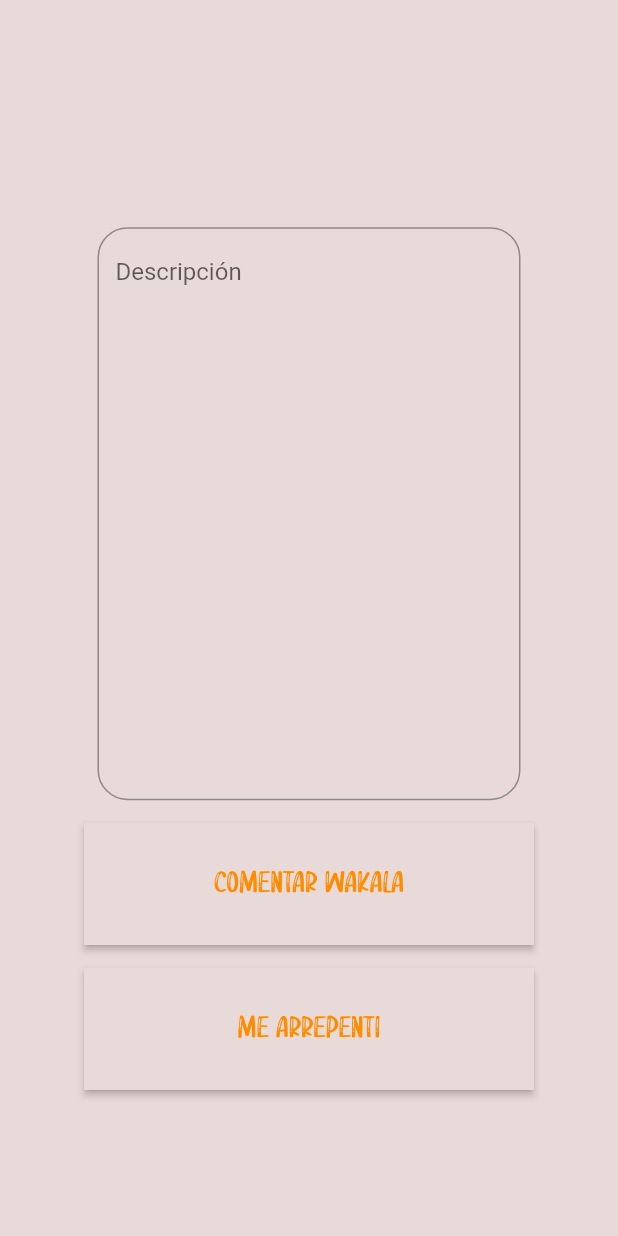
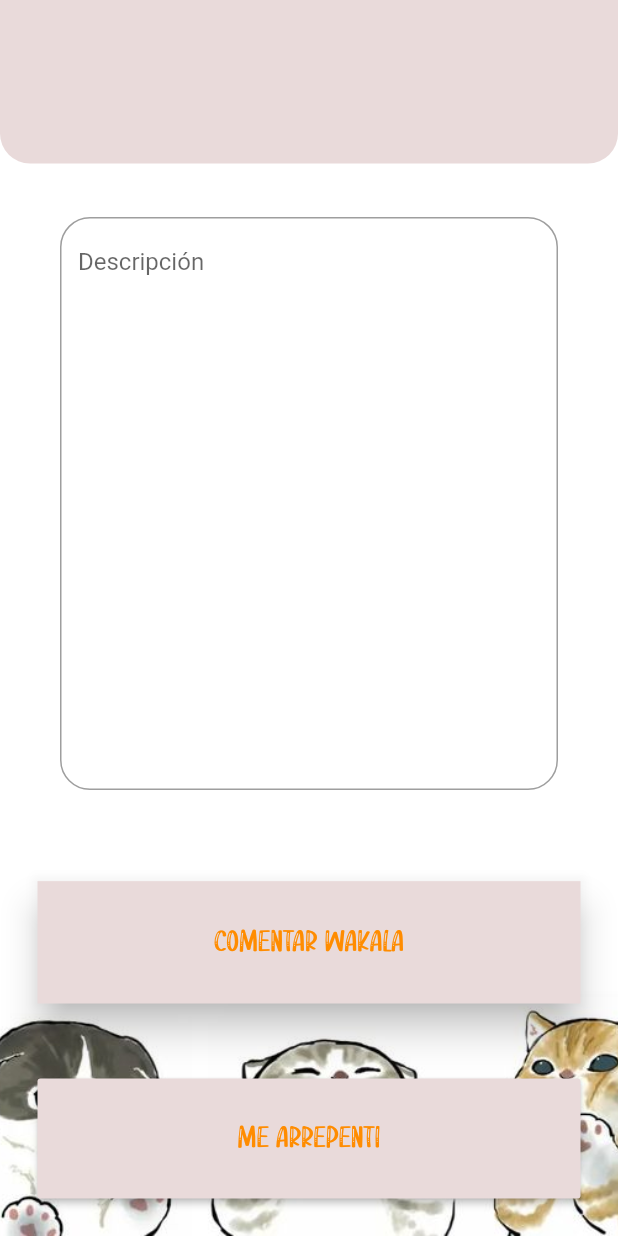
Before and after one commit to BFernandezV/flutter_proyect02, a Flutter app: the Agregar screen opened directly with empty values, on a phone screen of 412 x 824 dp. Run offline on Flutter 3.47's test engine with Material 2 defaults, Android fonts, the phone set to English and light mode, and no system bars; drawn by our look-alikes of rounded_loading_button; our stand-ins replace camera, cool_alert, fluttertoast, shared_preferences; missing offline and left inert: dart:ffi; accounts and stored records are empty; Roboto replaces fonts that are missing (Raleway); project files that could hold a hidden picture were left out.

Commit message:
final con mas cositas

```diff
--- a/lib/src/pages/agregar.dart
+++ b/lib/src/pages/agregar.dart
@@ -32,17 +32,28 @@ class _AgregarState extends State<Agregar> {
   // TextEditingController tituloController = TextEditingController();
   TextEditingController descriptionController = TextEditingController();
   Widget build(BuildContext context) {
-    return SafeArea(
-      child: Scaffold(
+    return Scaffold(
       backgroundColor: Color(0xffe9dada),
-        body: Center(
-          child: Padding(
-            padding: const EdgeInsets.all(25.0),
+      body: Container(
           child: SingleChildScrollView(
+              child: Container(
+        height: MediaQuery.of(context).size.height.round() * 1,
+        decoration: const BoxDecoration(
+            image: DecorationImage(
+                image: AssetImage('assets/images/back2cats.jpg'),
+                fit: BoxFit.cover)),
         child: Column(
           mainAxisAlignment: MainAxisAlignment.spaceBetween,
           children: [
-                  Title(
+            Container(
+              padding: const EdgeInsets.only(top: 70, bottom: 10),
+              alignment: Alignment.center,
+              decoration: BoxDecoration(
+                borderRadius:
+                    BorderRadius.vertical(bottom: Radius.circular(20)),
+                color: Color(0xffe9dada),
+              ),
+              child: Title(
                 color: Color.fromARGB(255, 0, 0, 0),
                 child: Text(
                   widget.sector,
@@ -54,27 +65,37 @@ class _AgregarState extends State<Agregar> {
                   textAlign: TextAlign.center,
                 ),
               ),
-                  SizedBox(
-                    height: 25.0,
             ),
+            // SizedBox(
+            //   height: 25.0,
+            // ),
             _descripcion(),
-                  SizedBox(
-                    height: 15.0,
-                  ),
+            // SizedBox(
+            //   height: 15.0,
+            // ),
+            Column(
+              children: [
                 _button_enviar(),
-                  SizedBox(
-                    height: 15.0,
-                  ),
-                  RoundedLoadingButton(
-                    height: MediaQuery.of(context).size.height.round() * 0.099,
-                    borderRadius: 0,
+                // SizedBox(
+                //   height: 15.0,
+                // ),
+                Center(
+                  child: Padding(
+                    padding: const EdgeInsets.all(25.0),
+                    child: Column(
+                      children: [
+                        MaterialButton(
+                          height: 80,
+                          minWidth: 400,
+                          // MediaQuery.of(context).size.height.round() * 0.099,
+                          // borderRadius: 0,
                           color: Color(0xffe9dada),
                           child: Text('Me Arrepenti',
                               style: TextStyle(
                                   color: Color.fromARGB(255, 255, 140, 0),
                                   fontFamily: 'Pink Acapella',
                                   fontSize: 20)),
-                    controller: _btnController,
+                          // controller: _btnController,
                           onPressed: () {
                             Navigator.pop(context);
                           },
@@ -82,9 +103,12 @@ class _AgregarState extends State<Agregar> {
                       ],
                     ),
                   ),
+                )
+              ],
             ),
+          ],
         ),
-      ),
+      ))),
     );
   }
 
@@ -165,7 +189,11 @@ class _AgregarState extends State<Agregar> {
   Widget _button_enviar() {
     return StreamBuilder(
         builder: (BuildContext context, AsyncSnapshot snapshot) {
-      return RoundedLoadingButton(
+      return Container(
+          padding: const EdgeInsets.all(25.0),
+          child: RoundedLoadingButton(
+            elevation: 10,
+            width: 400,
             borderRadius: 0,
             height: MediaQuery.of(context).size.height.round() * 0.099,
             color: Color(0xffe9dada),
@@ -176,7 +204,7 @@ class _AgregarState extends State<Agregar> {
                     fontSize: 20)),
             controller: _btnController,
             onPressed: _doSomething,
-      );
+          ));
     });
   }
 
@@ -225,7 +253,7 @@ class sendService {
       String idSector, String descripcion, String idUser) async {
     return await http.post(
       Uri.parse(
-          'https://882aa2605781.sa.ngrok.io/api/comentariosApi/Postcomentario'),
+          'https://d22292e4f79c.sa.ngrok.io/api/comentariosApi/Postcomentario'),
       headers: <String, String>{
         'Content-Type': 'application/json; charset=UTF-8',
       },
--- a/lib/src/pages/avisar.dart
+++ b/lib/src/pages/avisar.dart
@@ -319,7 +319,7 @@ class sendService {
       String idUser, String image1, String image2) async {
     return await http.post(
       Uri.parse(
-          'https://5d3069c93e55.sa.ngrok.io/api/wuakalasApi/Postwuakalas/'),
+          'https://d22292e4f79c.sa.ngrok.io/api/wuakalasApi/Postwuakalas/'),
       headers: <String, String>{
         'Content-Type': 'application/json; charset=UTF-8',
       },
--- a/lib/src/pages/login_page.dart
+++ b/lib/src/pages/login_page.dart
@@ -266,7 +266,7 @@ class LoginService {
   Future<http.Response> validar(String login, String pass) async {
     return await http.get(
       Uri.parse(
-          'https://882aa2605781.sa.ngrok.io/api/usuariosApi/GetUsuario?email=' +
+          'https://d22292e4f79c.sa.ngrok.io/api/usuariosApi/GetUsuario?email=' +
               login +
               '&password=' +
               pass),
--- a/lib/src/pages/mensajes.dart
+++ b/lib/src/pages/mensajes.dart
@@ -18,7 +18,7 @@ class Mensajes extends StatefulWidget {
 
 class _MensajesState extends State<Mensajes> {
   final url =
-      Uri.parse("https://882aa2605781.sa.ngrok.io/api/wuakalasApi/Getwuakalas");
+      Uri.parse("https://d22292e4f79c.sa.ngrok.io/api/wuakalasApi/Getwuakalas");
   late Future<List<Mensaje>> mensajes;
 
   @override
```
Also changed, not shown: lib/src/pages/detalles.dart (+42 -16 lines). Lines whose indentation alone changed are shown as unchanged.
